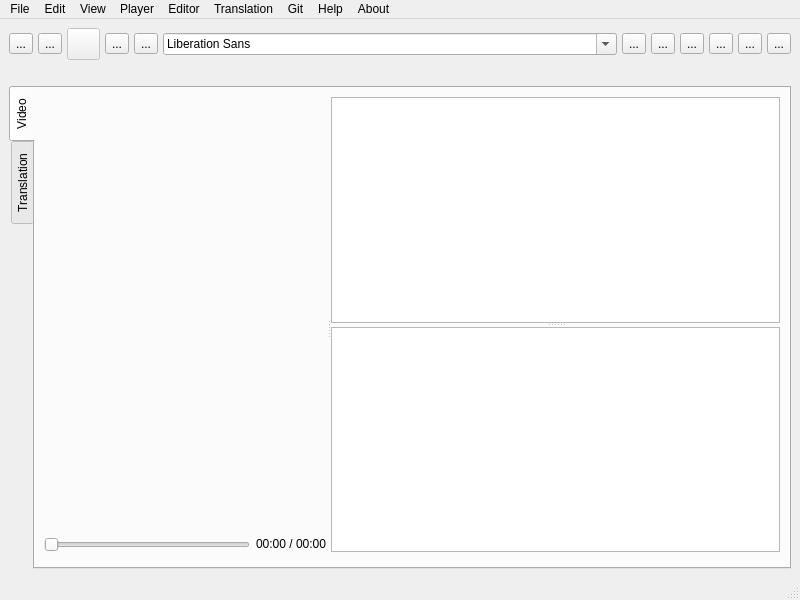
The window that tool.ui (ljn7/Vagyojaka-testing) describes before a commit, drawn with Qt 5.
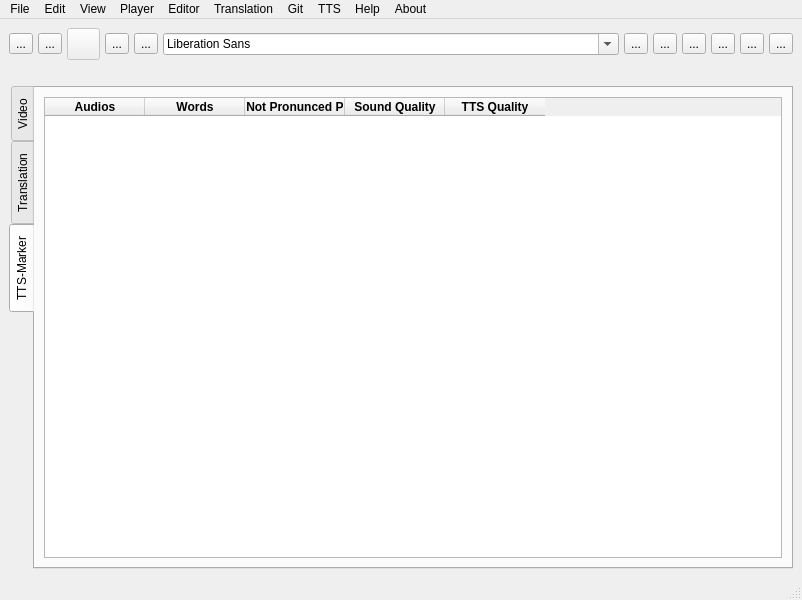
The same window after the commit. Icons and pictures are not drawn. Custom widgets are drawn as their Qt base class.

Commit message: AudioWidget update for tts-annotation

Patch:
```diff
--- a/tool.ui
+++ b/tool.ui
@@ -6,7 +6,7 @@
    <rect>
     <x>0</x>
     <y>0</y>
-    <width>800</width>
+    <width>802</width>
     <height>600</height>
    </rect>
   </property>
@@ -463,7 +463,7 @@
        <enum>QTabWidget::Rounded</enum>
       </property>
       <property name="currentIndex">
-       <number>0</number>
+       <number>2</number>
       </property>
       <property name="documentMode">
        <bool>false</bool>
@@ -685,6 +685,124 @@
         </item>
        </layout>
       </widget>
+      <widget class="QWidget" name="tab_3">
+       <property name="minimumSize">
+        <size>
+         <width>752</width>
+         <height>0</height>
+        </size>
+       </property>
+       <attribute name="title">
+        <string>TTS-Marker</string>
+       </attribute>
+       <layout class="QHBoxLayout" name="horizontalLayout_5">
+        <item>
+         <layout class="QVBoxLayout" name="verticalLayout_6">
+          <property name="sizeConstraint">
+           <enum>QLayout::SetDefaultConstraint</enum>
+          </property>
+          <item>
+           <widget class="QTableWidget" name="tableWidget">
+            <property name="sizePolicy">
+             <sizepolicy hsizetype="Expanding" vsizetype="Expanding">
+              <horstretch>0</horstretch>
+              <verstretch>0</verstretch>
+             </sizepolicy>
+            </property>
+            <property name="font">
+             <font>
+              <bold>false</bold>
+             </font>
+            </property>
+            <property name="mouseTracking">
+             <bool>false</bool>
+            </property>
+            <property name="gridStyle">
+             <enum>Qt::SolidLine</enum>
+            </property>
+            <property name="sortingEnabled">
+             <bool>false</bool>
+            </property>
+            <property name="wordWrap">
+             <bool>true</bool>
+            </property>
+            <property name="rowCount">
+             <number>0</number>
+            </property>
+            <attribute name="horizontalHeaderCascadingSectionResizes">
+             <bool>false</bool>
+            </attribute>
+            <attribute name="horizontalHeaderShowSortIndicator" stdset="0">
+             <bool>false</bool>
+            </attribute>
+            <attribute name="horizontalHeaderStretchLastSection">
+             <bool>false</bool>
+            </attribute>
+            <attribute name="verticalHeaderVisible">
+             <bool>true</bool>
+            </attribute>
+            <attribute name="verticalHeaderShowSortIndicator" stdset="0">
+             <bool>false</bool>
+            </attribute>
+            <attribute name="verticalHeaderStretchLastSection">
+             <bool>false</bool>
+            </attribute>
+            <column>
+             <property name="text">
+              <string>Audios</string>
+             </property>
+             <property name="font">
+              <font>
+               <bold>true</bold>
+              </font>
+             </property>
+            </column>
+            <column>
+             <property name="text">
+              <string>Words</string>
+             </property>
+             <property name="font">
+              <font>
+               <bold>true</bold>
+              </font>
+             </property>
+            </column>
+            <column>
+             <property name="text">
+              <string>Words (Not Pronunced Properly)</string>
+             </property>
+             <property name="font">
+              <font>
+               <bold>true</bold>
+              </font>
+             </property>
+            </column>
+            <column>
+             <property name="text">
+              <string>Sound Quality</string>
+             </property>
+             <property name="font">
+              <font>
+               <bold>true</bold>
+              </font>
+             </property>
+            </column>
+            <column>
+             <property name="text">
+              <string>TTS Quality</string>
+             </property>
+             <property name="font">
+              <font>
+               <bold>true</bold>
+              </font>
+             </property>
+            </column>
+           </widget>
+          </item>
+         </layout>
+        </item>
+       </layout>
+      </widget>
      </widget>
     </item>
    </layout>
@@ -694,7 +812,7 @@
     <rect>
      <x>0</x>
      <y>0</y>
-     <width>800</width>
+     <width>802</width>
      <height>21</height>
     </rect>
    </property>
@@ -802,6 +920,12 @@
     <addaction name="actionAbout"/>
     <addaction name="actionVersion"/>
    </widget>
+   <widget class="QMenu" name="menuTTS">
+    <property name="title">
+     <string>TTS</string>
+    </property>
+    <addaction name="actionOpen"/>
+   </widget>
    <addaction name="menuFile"/>
    <addaction name="menuEdit"/>
    <addaction name="menuView"/>
@@ -809,6 +933,7 @@
    <addaction name="menuEditor"/>
    <addaction name="menuTranslation"/>
    <addaction name="menuGit"/>
+   <addaction name="menuTTS"/>
    <addaction name="menuHelp"/>
    <addaction name="menuAbout"/>
   </widget>
```
Left out of the diff: 5 changed lines with no effect on the pictures. The commit also changes 8 other files.
